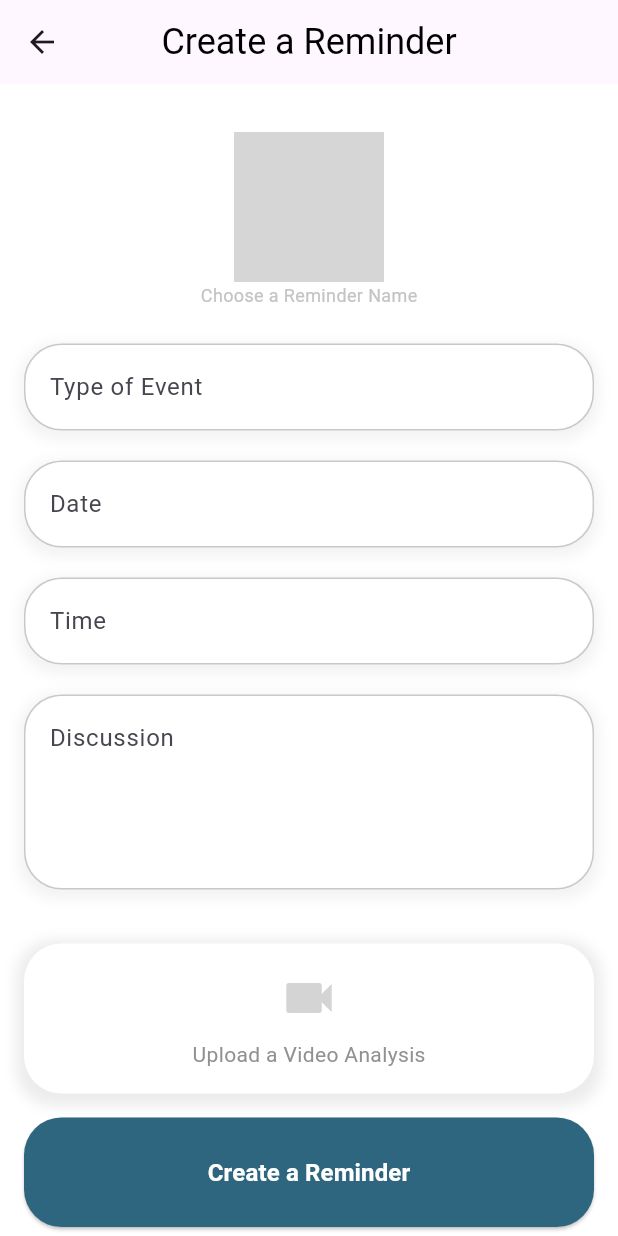
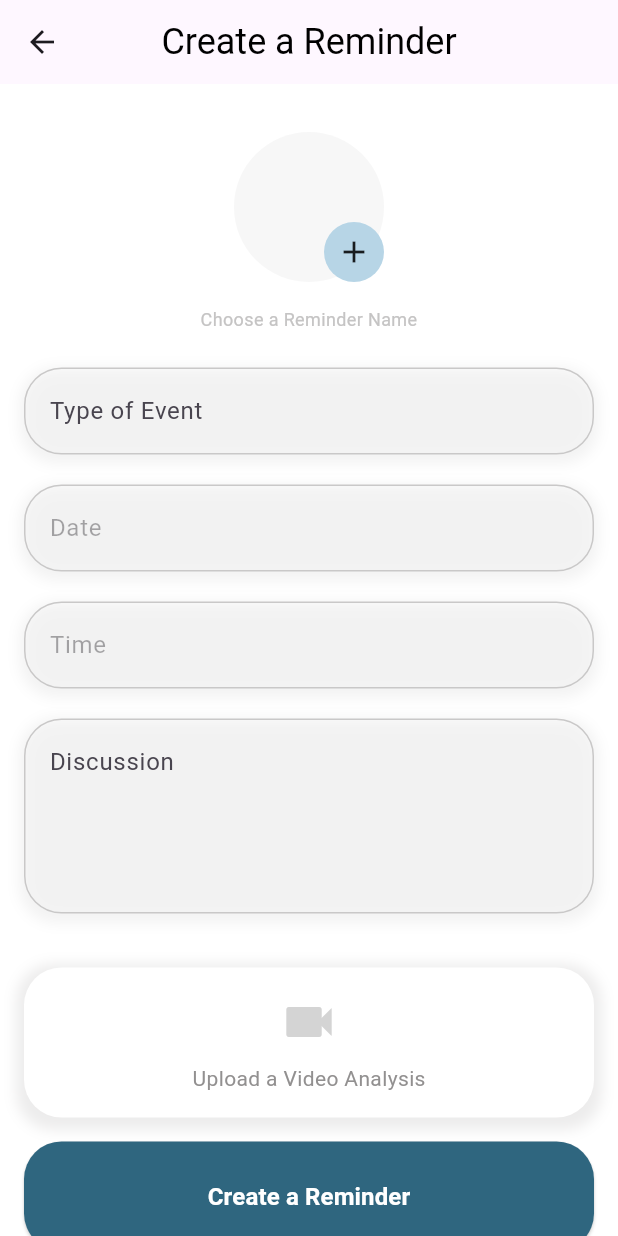
Before and after one commit to umgc/Minder, a Flutter app: the ReminderFormScreen screen opened by its route, after a tap on "Create a Reminder", on a phone screen of 412 x 824 dp. Run offline on Flutter 3.47's test engine with Material 3 defaults, Android fonts, the light colour scheme and no system bars; our stand-ins replace audioplayers, camera, image_picker, permission_handler, speech_to_text; missing offline and left inert: amplify_auth_cognito, amplify_flutter, amplify_storage_s3, google_mlkit_face_detection; network calls fail; grey boxes are pictures that could not be loaded.

Commit message:
Reminder Creation
showing what I have completed so far. Before I go into AWS to create an API for the reminder creation, I wanted to run the code by you to see if you have it.

On my caregiver code, its just missing the API address. Let me know if there is anything else I need to fix on this code or if its off. I have this code worked towards storing the data into dynamodb. If this is not correct, let me know.

```diff
--- a/lib/Reminder/caregiver_reminder_creation.dart
+++ b/lib/Reminder/caregiver_reminder_creation.dart
@@ -1,19 +1,8 @@
 import 'package:flutter/material.dart';
-
-import '../Caregiver_Login/caregiver_login.dart';
-
-void main() {
-  runApp(MyApp());
-}
-
-class MyApp extends StatelessWidget {
-  @override
-  Widget build(BuildContext context) {
-    return MaterialApp(
-      home: ReminderFormScreen(),
-    );
-  }
-}
+import 'package:image_picker/image_picker.dart';
+import 'package:http/http.dart' as http;
+import 'dart:convert';
+import 'dart:io';
 
 class ReminderFormScreen extends StatefulWidget {
   @override
@@ -21,12 +10,78 @@
 }
 
 class _ReminderFormScreenState extends State<ReminderFormScreen> {
-  String imageUrl = "https://clipart.com/thumbs.php?f=/093/batch_02/bird_tnb.png";
+  final TextEditingController _typeOfEventController = TextEditingController();
+  final TextEditingController _dateController = TextEditingController();
+  final TextEditingController _timeController = TextEditingController();
+  final TextEditingController _discussionController = TextEditingController();
+  final ImagePicker _picker = ImagePicker();
+  String? _imageUrl;
+
+  Future<void> _selectDate() async {
+    final DateTime? pickedDate = await showDatePicker(
+      context: context,
+      initialDate: DateTime.now(),
+      firstDate: DateTime(2000),
+      lastDate: DateTime(2100),
+    );
+    if (pickedDate != null) {
+      setState(() {
+        _dateController.text = "${pickedDate.toLocal()}".split(' ')[0];
+      });
+    }
+  }
+
+  Future<void> _selectTime() async {
+    final TimeOfDay? pickedTime = await showTimePicker(
+      context: context,
+      initialTime: TimeOfDay.now(),
+    );
+    if (pickedTime != null) {
+      setState(() {
+        _timeController.text = pickedTime.format(context);
+      });
+    }
+  }
+
+  Future<void> _pickImage() async {
+    final XFile? image = await _picker.pickImage(source: ImageSource.gallery);
+    if (image != null) {
+      setState(() {
+        _imageUrl = image.path;
+      });
+    }
+  }
+
+  Future<void> _createReminder() async {
+    final reminder = {
+      'typeOfEvent': _typeOfEventController.text,
+      'date': _dateController.text,
+      'time': _timeController.text,
+      'discussion': _discussionController.text,
+      'imageUrl': _imageUrl ?? '',
+    };
+
+    final url = Uri.parse(
+        'https://<your-api-id>.execute-api.us-east-2.amazonaws.com/<stage>/reminders');
+    final response = await http.post(
+      url,
+      body: json.encode(reminder),
+      headers: {'Content-Type': 'application/json'},
+    );
+
+    if (response.statusCode == 200) {
+      print('Reminder created successfully');
+      // Navigate to another screen or show a success message
+    } else {
+      print('Failed to create reminder');
+      // Show an error message
+    }
+  }
 
   @override
   Widget build(BuildContext context) {
     return Scaffold(
-      backgroundColor: Colors.white, // Set background color to white
+      backgroundColor: Colors.white,
       appBar: AppBar(
         leading: IconButton(
           icon: Icon(Icons.arrow_back),
@@ -38,34 +93,29 @@
           'Create a Reminder',
           style: TextStyle(
             fontSize: 24,
-
-      color: Colors.black, // Set text color
+            color: Colors.black,
           ),
         ),
-  centerTitle: true, // Center the title
+        centerTitle: true,
       ),
-      body: Padding(
+      body: SingleChildScrollView(
         padding: const EdgeInsets.all(16.0),
         child: Column(
           crossAxisAlignment: CrossAxisAlignment.stretch,
-          mainAxisAlignment: MainAxisAlignment.center,
           children: [
-
             SizedBox(height: 16),
-            Container(
-              alignment: Alignment.center,
+            Center(
               child: Stack(
                 alignment: Alignment.bottomRight,
                 children: [
                   CircleAvatar(
                     radius: 50,
                     backgroundColor: const Color.fromARGB(255, 247, 247, 247),
-                    backgroundImage: NetworkImage(imageUrl),
+                    backgroundImage:
+                        _imageUrl != null ? FileImage(File(_imageUrl!)) : null,
                   ),
                   InkWell(
-                    onTap: () {
-                      // Handle image change
-                    },
+                    onTap: _pickImage,
                     child: Container(
                       padding: EdgeInsets.all(8),
                       decoration: BoxDecoration(
@@ -78,32 +128,38 @@
                 ],
               ),
             ),
-
-           Center(
-            child: Text(
+            SizedBox(height: 16),
+            Text(
               'Choose a Reminder Name',
-              style: TextStyle(fontSize: 12,  color: Color.fromRGBO(197, 196, 196, 1)),
-            ),
+              style: TextStyle(
+                  fontSize: 12, color: Color.fromRGBO(197, 196, 196, 1)),
+              textAlign: TextAlign.center,
             ),
             SizedBox(height: 24),
             CustomTextInput(
+              controller: _typeOfEventController,
               placeholder: 'Type of Event',
-              isMultiline: false, // Set to true for multiline input
             ),
-
+            InkWell(
+              onTap: _selectDate,
+              child: CustomTextInput(
+                controller: _dateController,
+                placeholder: 'Date',
+                enabled: false,
+              ),
+            ),
+            InkWell(
+              onTap: _selectTime,
+              child: CustomTextInput(
+                controller: _timeController,
+                placeholder: 'Time',
+                enabled: false,
+              ),
+            ),
             CustomTextInput(
-              placeholder: 'Date',
-              isMultiline: false, // Set to true for multiline input
-            ),
-
-            CustomTextInput(
-              placeholder: 'Time',
-              isMultiline: false, // Set to true for multiline input
-            ),
-
-            CustomTextInput(
+              controller: _discussionController,
               placeholder: 'Discussion',
-              isMultiline: true, // Set to true for multiline input
+              isMultiline: true,
             ),
             SizedBox(height: 16),
             Container(
@@ -114,7 +170,8 @@
                 color: Color.fromARGB(255, 255, 255, 255),
                 boxShadow: [
                   BoxShadow(
-        color: const Color.fromARGB(255, 218, 217, 217).withOpacity(0.5),
+                    color: const Color.fromARGB(255, 218, 217, 217)
+                        .withOpacity(0.5),
                     spreadRadius: 5,
                     blurRadius: 7,
                     offset: Offset(0, 3),
@@ -125,7 +182,9 @@
                 child: Column(
                   mainAxisAlignment: MainAxisAlignment.center,
                   children: [
-        Icon(Icons.videocam, size: 40, color: const Color.fromARGB(255, 212, 212, 212)),
+                    Icon(Icons.videocam,
+                        size: 40,
+                        color: const Color.fromARGB(255, 212, 212, 212)),
                     SizedBox(height: 8),
                     Text(
                       'Upload a Video Analysis',
@@ -139,21 +198,15 @@
               ),
             ),
             SizedBox(height: 16),
-            Spacer(),
             ElevatedButton(
-              onPressed: () {
-                // Handle Create Reminder button press
-              },
+              onPressed: _createReminder,
               style: ElevatedButton.styleFrom(
-
                 backgroundColor: Color.fromRGBO(47, 102, 127, 1),
-                foregroundColor : Colors.white,
-
+                foregroundColor: Colors.white,
                 padding: EdgeInsets.all(25),
                 shape: RoundedRectangleBorder(
                   borderRadius: BorderRadius.circular(25),
                 ),
-
               ),
               child: Text(
                 'Create a Reminder',
@@ -168,14 +221,20 @@
       ),
     );
   }
+}
 
-
-}
 class CustomTextInput extends StatelessWidget {
+  final TextEditingController controller;
   final String placeholder;
   final bool isMultiline;
+  final bool enabled;
 
-  CustomTextInput({required this.placeholder, this.isMultiline = false});
+  CustomTextInput({
+    required this.controller,
+    required this.placeholder,
+    this.isMultiline = false,
+    this.enabled = true,
+  });
 
   @override
   Widget build(BuildContext context) {
@@ -183,7 +242,7 @@
       margin: EdgeInsets.only(bottom: 20),
       decoration: BoxDecoration(
         borderRadius: BorderRadius.circular(25),
-        border: Border.all(color: const Color.fromARGB(255, 201, 200, 200)), // Set the border color
+        border: Border.all(color: const Color.fromARGB(255, 201, 200, 200)),
         boxShadow: [
           BoxShadow(
             color: const Color.fromARGB(255, 230, 230, 230).withOpacity(0.5),
@@ -195,16 +254,15 @@
       ),
       child: ClipRRect(
         borderRadius: BorderRadius.circular(25),
-        child: Container(
-          color: Colors.white, // Set the background color
         child: TextFormField(
+          controller: controller,
           decoration: InputDecoration(
             hintText: placeholder,
             contentPadding: EdgeInsets.all(16),
-              border: InputBorder.none, // Remove the default border
+            border: InputBorder.none,
           ),
           maxLines: isMultiline ? 4 : 1,
-          ),
+          enabled: enabled,
         ),
       ),
     );
--- a/pubspec.yaml
+++ b/pubspec.yaml
@@ -54,6 +54,9 @@
   intl: ^0.19.0
   firebase_core: ^2.25.5
   amplify_auth_cognito: ^0.4.5
+  amplify_api: ^0.4.5
+  amplify_datastore: ^0.4.5
+  http: ^1.2.1
 
 
 dev_dependencies:
```
Also changed, not shown: lib/Reminder/caregiver_reminderscreen.dart (+33 -145 lines), pubspec.lock. Lines whose indentation alone changed are shown as unchanged.
